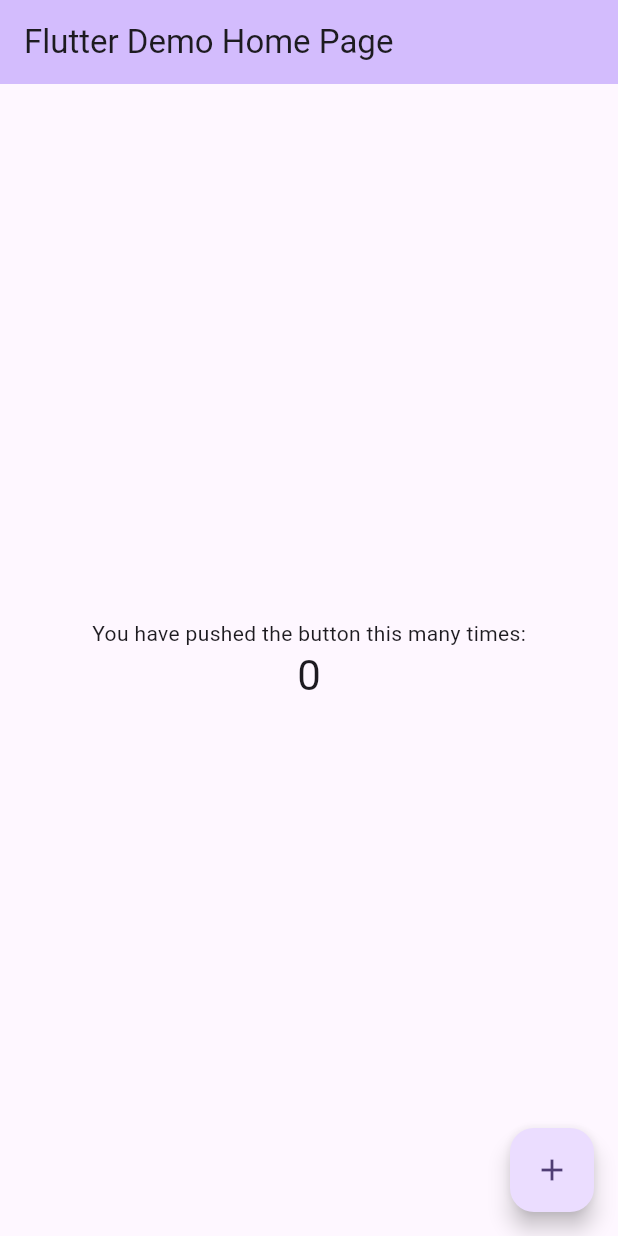
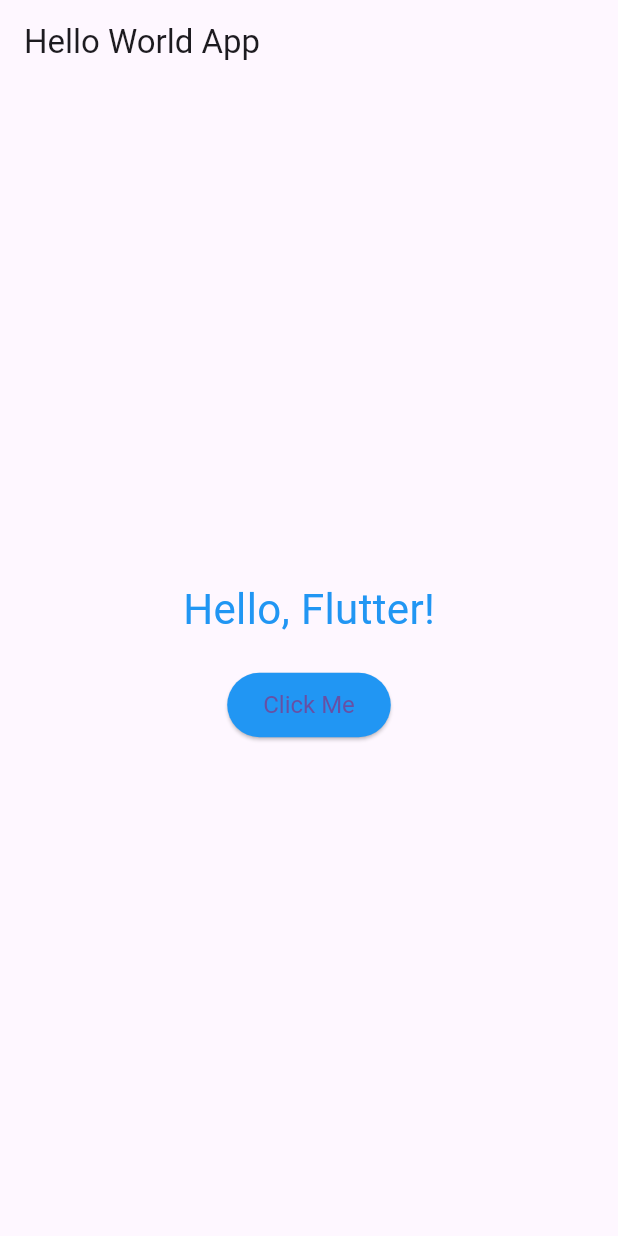
Before and after one commit to love494/demoflutter-proj, a Flutter app: the screen it shows after launch, on a phone screen of 412 x 824 dp. Run offline on Flutter 3.47's test engine with Material 3 defaults, Android fonts, the phone set to English and light mode, and no system bars.

Commit message:
new addtion

```diff
--- a/lib/main.dart
+++ b/lib/main.dart
@@ -1,122 +1,17 @@
 import 'package:flutter/material.dart';
+import 'screens/home_screen.dart';
 
-void main() {
-  runApp(const MyApp());
-}
+void main() => runApp(const MyApp());
 
 class MyApp extends StatelessWidget {
   const MyApp({super.key});
 
-  // This widget is the root of your application.
   @override
   Widget build(BuildContext context) {
-    return MaterialApp(
-      title: 'Flutter Demo',
-      theme: ThemeData(
-        // This is the theme of your application.
-        //
-        // TRY THIS: Try running your application with "flutter run". You'll see
-        // the application has a purple toolbar. Then, without quitting the app,
-        // try changing the seedColor in the colorScheme below to Colors.green
-        // and then invoke "hot reload" (save your changes or press the "hot
-        // reload" button in a Flutter-supported IDE, or press "r" if you used
-        // the command line to start the app).
-        //
-        // Notice that the counter didn't reset back to zero; the application
-        // state is not lost during the reload. To reset the state, use hot
-        // restart instead.
-        //t
-        // This works for code too, not just values: Most code changes can be
-        // tested with just a hot reload.
-        colorScheme: ColorScheme.fromSeed(seedColor: Colors.deepPurple),
-      ),
-      home: const MyHomePage(title: 'Flutter Demo Home Page'),
+    return const MaterialApp(
+      debugShowCheckedModeBanner: false,
+      title: 'Hello World App',
+      home: HomeScreen(),
     );
   }
 }
-
-class MyHomePage extends StatefulWidget {
-  const MyHomePage({super.key, required this.title});
-
-  // This widget is the home page of your application. It is stateful, meaning
-  // that it has a State object (defined below) that contains fields that affect
-  // how it looks.
-
-  // This class is the configuration for the state. It holds the values (in this
-  // case the title) provided by the parent (in this case the App widget) and
-  // used by the build method of the State. Fields in a Widget subclass are
-  // always marked "final".
-
-  final String title;
-
-  @override
-  State<MyHomePage> createState() => _MyHomePageState();
-}
-
-class _MyHomePageState extends State<MyHomePage> {
-  int _counter = 0;
-
-  void _incrementCounter() {
-    setState(() {
-      // This call to setState tells the Flutter framework that something has
-      // changed in this State, which causes it to rerun the build method below
-      // so that the display can reflect the updated values. If we changed
-      // _counter without calling setState(), then the build method would not be
-      // called again, and so nothing would appear to happen.
-      _counter++;
-    });
-  }
-
-  @override
-  Widget build(BuildContext context) {
-    // This method is rerun every time setState is called, for instance as done
-    // by the _incrementCounter method above.
-    //
-    // The Flutter framework has been optimized to make rerunning build methods
-    // fast, so that you can just rebuild anything that needs updating rather
-    // than having to individually change instances of widgets.
-    return Scaffold(
-      appBar: AppBar(
-        // TRY THIS: Try changing the color here to a specific color (to
-        // Colors.amber, perhaps?) and trigger a hot reload to see the AppBar
-        // change color while the other colors stay the same.
-        backgroundColor: Theme.of(context).colorScheme.inversePrimary,
-        // Here we take the value from the MyHomePage object that was created by
-        // the App.build method, and use it to set our appbar title.
-        title: Text(widget.title),
-      ),
-      body: Center(
-        // Center is a layout widget. It takes a single child and positions it
-        // in the middle of the parent.
-        child: Column(
-          // Column is also a layout widget. It takes a list of children and
-          // arranges them vertically. By default, it sizes itself to fit its
-          // children horizontally, and tries to be as tall as its parent.
-          //
-          // Column has various properties to control how it sizes itself and
-          // how it positions its children. Here we use mainAxisAlignment to
-          // center the children vertically; the main axis here is the vertical
-          // axis because Columns are vertical (the cross axis would be
-          // horizontal).
-          //
-          // TRY THIS: Invoke "debug painting" (choose the "Toggle Debug Paint"
-          // action in the IDE, or press "p" in the console), to see the
-          // wireframe for each widget.
-          mainAxisAlignment: MainAxisAlignment.center,
-          children: <Widget>[
-            const Text('You have pushed the button this many times:'),
-            Text(
-              '$_counter',
-              style: Theme.of(context).textTheme.headlineMedium,
-            ),
-          ],
-        ),
-      ),
-      floatingActionButton: FloatingActionButton(
-        onPressed: _incrementCounter,
-        tooltip: 'Increment',
-        child: const Icon(Icons.add),
-      ), // This trailing comma makes auto-formatting nicer for build methods.
-    );
-  }
-}
--- /dev/null
+++ b/lib/models/user_model.dart
@@ -0,0 +1,5 @@
+class User {
+  final String name;
+
+  User({required this.name});
+}
--- /dev/null
+++ b/lib/screens/home_screen.dart
@@ -0,0 +1,35 @@
+import 'package:flutter/material.dart';
+import '../widgets/custom_button.dart';
+
+class HomeScreen extends StatelessWidget {
+  const HomeScreen({super.key});
+
+  void _showMessage(BuildContext context) {
+    ScaffoldMessenger.of(context).showSnackBar(
+      const SnackBar(content: Text("Hello from the button!")),
+    );
+  }
+
+  @override
+  Widget build(BuildContext context) {
+    return Scaffold(
+      appBar: AppBar(title: const Text('Hello World App')),
+      body: Center(
+        child: Column(
+          mainAxisAlignment: MainAxisAlignment.center,
+          children: [
+            const Text(
+              'Hello, Flutter!',
+              style: TextStyle(fontSize: 28, color: Colors.blue),
+            ),
+            const SizedBox(height: 20),
+            CustomButton(
+              text: "Click Me",
+              onPressed: () => _showMessage(context),
+            ),
+          ],
+        ),
+      ),
+    );
+  }
+}
--- /dev/null
+++ b/lib/services/api_service.dart
@@ -0,0 +1,3 @@
+class ApiService {
+  // Future methods for API calls will go here
+}
--- /dev/null
+++ b/lib/widgets/custom_button.dart
@@ -0,0 +1,25 @@
+import 'package:flutter/material.dart';
+
+class CustomButton extends StatelessWidget {
+  final String text;
+  final VoidCallback onPressed;
+
+  const CustomButton({
+    super.key,
+    required this.text,
+    required this.onPressed,
+  });
+
+  @override
+  Widget build(BuildContext context) {
+    return ElevatedButton(
+      onPressed: onPressed,
+      style: ElevatedButton.styleFrom(
+        backgroundColor: Colors.blue,
+        padding: const EdgeInsets.symmetric(horizontal: 24, vertical: 12),
+        textStyle: const TextStyle(fontSize: 16),
+      ),
+      child: Text(text),
+    );
+  }
+}
```
Also changed, not shown: lib/screen.dart (renamed from lib/homescreen.dart).
